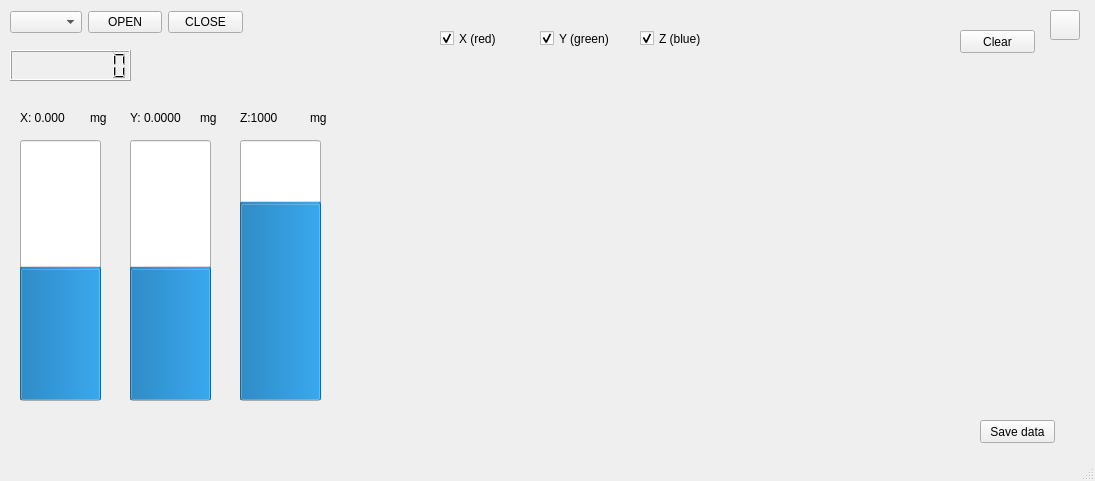
RegenerationPower/Pothole_Detector, file Pothole_Detector_Python/design.ui: the form before one commit.
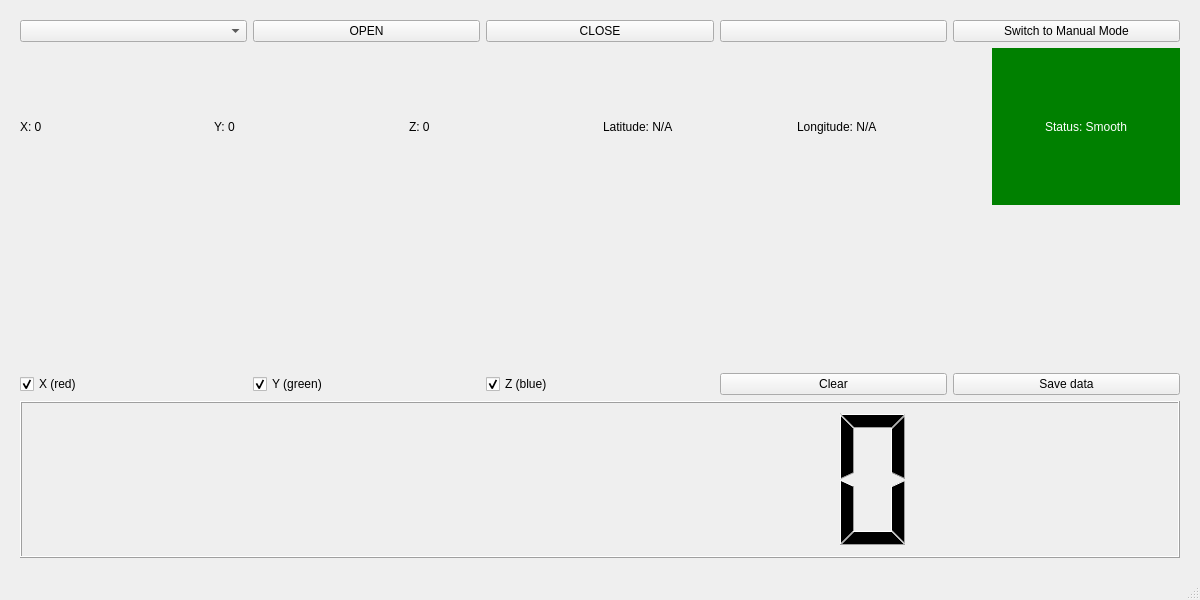
The form after the commit. Icons and pictures are not drawn. Custom widgets are drawn as their Qt base class.

Patch:
```diff
--- a/Pothole_Detector_Python/design.ui
+++ b/Pothole_Detector_Python/design.ui
@@ -9,8 +9,8 @@
    <rect>
     <x>0</x>
     <y>0</y>
-    <width>1095</width>
-    <height>481</height>
+    <width>1200</width>
+    <height>600</height>
    </rect>
   </property>
   <property name="acceptDrops">
@@ -19,29 +19,22 @@
   <property name="windowTitle">
    <string>MainWindow</string>
   </property>
-  <property name="documentMode">
-   <bool>false</bool>
-  </property>
-  <property name="tabShape">
-   <enum>QTabWidget::Triangular</enum>
-  </property>
-  <property name="dockNestingEnabled">
-   <bool>false</bool>
-  </property>
-  <property name="dockOptions">
-   <set>QMainWindow::AllowTabbedDocks|QMainWindow::AnimatedDocks</set>
-  </property>
   <widget class="QWidget" name="centralwidget">
-   <widget class="QWidget" name="layoutWidget">
-    <property name="geometry">
-     <rect>
-      <x>10</x>
-      <y>10</y>
-      <width>233</width>
-      <height>25</height>
-     </rect>
+   <layout class="QVBoxLayout" name="verticalLayout">
+    <property name="leftMargin">
+     <number>20</number>
     </property>
-    <layout class="QHBoxLayout" name="horizontalLayout">
+    <property name="topMargin">
+     <number>20</number>
+    </property>
+    <property name="rightMargin">
+     <number>20</number>
+    </property>
+    <property name="bottomMargin">
+     <number>20</number>
+    </property>
+    <item>
+     <layout class="QHBoxLayout" name="topLayout">
      <item>
       <widget class="QComboBox" name="comL"/>
      </item>
@@ -59,160 +52,95 @@
        </property>
       </widget>
      </item>
-    </layout>
-   </widget>
-   <widget class="QProgressBar" name="XBar">
-    <property name="geometry">
-     <rect>
-      <x>20</x>
-      <y>140</y>
-      <width>81</width>
-      <height>261</height>
-     </rect>
-    </property>
-    <property name="minimum">
-     <number>-200</number>
-    </property>
-    <property name="maximum">
-     <number>200</number>
-    </property>
-    <property name="value">
-     <number>0</number>
-    </property>
-    <property name="orientation">
-     <enum>Qt::Vertical</enum>
-    </property>
-    <property name="invertedAppearance">
-     <bool>false</bool>
-    </property>
-   </widget>
+      <item>
+       <widget class="QPushButton" name="settingsButton">
+        <property name="icon">
+         <iconset>
+          <normaloff>img/moon-icon.png</normaloff>
+         </iconset>
+        </property>
+        <property name="toolTip">
+         <string>Settings</string>
+        </property>
+       </widget>
+      </item>
+      <item>
+       <widget class="QPushButton" name="modeButton">
+        <property name="text">
+         <string>Switch to Manual Mode</string>
+        </property>
+        <property name="toolTip">
+         <string>Switch between automatic and manual mode</string>
+        </property>
+       </widget>
+      </item>
+     </layout>
+    </item>
+    <item>
+     <layout class="QHBoxLayout" name="labelLayout">
+      <item>
    <widget class="QLabel" name="Xlabel">
-    <property name="geometry">
-     <rect>
-      <x>20</x>
-      <y>110</y>
-      <width>61</width>
-      <height>16</height>
-     </rect>
-    </property>
     <property name="text">
-     <string>X: 0.000</string>
-    </property>
-   </widget>
-   <widget class="QProgressBar" name="YBar">
-    <property name="geometry">
-     <rect>
-      <x>130</x>
-      <y>140</y>
-      <width>81</width>
-      <height>261</height>
-     </rect>
-    </property>
-    <property name="minimum">
-     <number>-200</number>
-    </property>
-    <property name="maximum">
-     <number>200</number>
-    </property>
-    <property name="value">
-     <number>0</number>
-    </property>
-    <property name="orientation">
-     <enum>Qt::Vertical</enum>
-    </property>
-    <property name="invertedAppearance">
-     <bool>false</bool>
-    </property>
-   </widget>
+         <string>X: 0</string>
+        </property>
+       </widget>
+      </item>
+      <item>
    <widget class="QLabel" name="Ylabel">
-    <property name="geometry">
-     <rect>
-      <x>130</x>
-      <y>110</y>
-      <width>61</width>
-      <height>16</height>
-     </rect>
-    </property>
     <property name="text">
-     <string>Y: 0.0000</string>
-    </property>
-   </widget>
-   <widget class="QProgressBar" name="ZBar">
-    <property name="geometry">
-     <rect>
-      <x>240</x>
-      <y>140</y>
-      <width>81</width>
-      <height>261</height>
-     </rect>
-    </property>
-    <property name="minimum">
-     <number>-200</number>
-    </property>
-    <property name="maximum">
-     <number>200</number>
-    </property>
-    <property name="value">
-     <number>100</number>
-    </property>
-    <property name="orientation">
-     <enum>Qt::Vertical</enum>
-    </property>
-    <property name="invertedAppearance">
-     <bool>false</bool>
-    </property>
-   </widget>
+         <string>Y: 0</string>
+        </property>
+       </widget>
+      </item>
+      <item>
    <widget class="QLabel" name="Zlabel">
-    <property name="geometry">
-     <rect>
-      <x>240</x>
-      <y>110</y>
-      <width>71</width>
-      <height>16</height>
-     </rect>
-    </property>
     <property name="text">
-     <string>Z:1000</string>
-    </property>
-   </widget>
-   <widget class="PlotWidget" name="graph" native="true">
-    <property name="geometry">
-     <rect>
-      <x>340</x>
-      <y>70</y>
-      <width>711</width>
-      <height>331</height>
-     </rect>
-    </property>
-   </widget>
-   <widget class="QPushButton" name="clearB">
-    <property name="geometry">
-     <rect>
-      <x>960</x>
-      <y>30</y>
-      <width>75</width>
-      <height>23</height>
-     </rect>
-    </property>
+         <string>Z: 0</string>
+        </property>
+       </widget>
+      </item>
+      <item>
+       <widget class="QLabel" name="latitudeLabel">
+        <property name="text">
+         <string>Latitude: N/A</string>
+        </property>
+       </widget>
+      </item>
+      <item>
+       <widget class="QLabel" name="longitudeLabel">
+        <property name="text">
+         <string>Longitude: N/A</string>
+        </property>
+       </widget>
+      </item>
+      <item>
+       <widget class="QLabel" name="statusLabel">
     <property name="text">
-     <string>Clear</string>
-    </property>
-   </widget>
+         <string>Status: Smooth</string>
+        </property>
+        <property name="alignment">
+         <set>Qt::AlignCenter</set>
+        </property>
+        <property name="minimumSize">
+         <size>
+          <width>150</width>
+          <height>30</height>
+         </size>
+        </property>
+        <property name="styleSheet">
+         <string notr="true">background-color: green; color: white;</string>
+        </property>
+       </widget>
+      </item>
+     </layout>
+    </item>
+    <item>
+     <widget class="PlotWidget" name="graph" native="true"/>
+    </item>
+    <item>
+     <layout class="QHBoxLayout" name="bottomLayout">
+      <item>
    <widget class="QCheckBox" name="XcheckBox">
-    <property name="geometry">
-     <rect>
-      <x>440</x>
-      <y>30</y>
-      <width>70</width>
-      <height>17</height>
-     </rect>
-    </property>
-    <property name="acceptDrops">
-     <bool>false</bool>
-    </property>
-    <property name="autoFillBackground">
-     <bool>false</bool>
-    </property>
     <property name="text">
      <string>X (red)</string>
     </property>
@@ -220,15 +148,9 @@
      <bool>true</bool>
     </property>
    </widget>
+      </item>
+      <item>
    <widget class="QCheckBox" name="YcheckBox">
-    <property name="geometry">
-     <rect>
-      <x>540</x>
-      <y>30</y>
-      <width>70</width>
-      <height>17</height>
-     </rect>
-    </property>
     <property name="text">
      <string>Y (green)</string>
     </property>
@@ -236,15 +158,9 @@
      <bool>true</bool>
     </property>
    </widget>
+      </item>
+      <item>
    <widget class="QCheckBox" name="ZcheckBox">
-    <property name="geometry">
-     <rect>
-      <x>640</x>
-      <y>30</y>
-      <width>70</width>
-      <height>17</height>
-     </rect>
-    </property>
     <property name="text">
      <string>Z (blue)</string>
     </property>
@@ -252,89 +168,31 @@
      <bool>true</bool>
     </property>
    </widget>
-   <widget class="QLabel" name="label_uintsX">
-    <property name="geometry">
-     <rect>
-      <x>90</x>
-      <y>110</y>
-      <width>47</width>
-      <height>16</height>
-     </rect>
-    </property>
+      </item>
+      <item>
+       <widget class="QPushButton" name="clearB">
     <property name="text">
-     <string>mg</string>
-    </property>
-   </widget>
-   <widget class="QLabel" name="label_uintsY">
-    <property name="geometry">
-     <rect>
-      <x>200</x>
-      <y>110</y>
-      <width>47</width>
-      <height>16</height>
-     </rect>
-    </property>
-    <property name="text">
-     <string>mg</string>
-    </property>
-   </widget>
-   <widget class="QLabel" name="label_uintsZ">
-    <property name="geometry">
-     <rect>
-      <x>310</x>
-      <y>110</y>
-      <width>47</width>
-      <height>16</height>
-     </rect>
-    </property>
-    <property name="text">
-     <string>mg</string>
-    </property>
-   </widget>
+         <string>Clear</string>
+        </property>
+       </widget>
+      </item>
+      <item>
    <widget class="QPushButton" name="outputButton">
-    <property name="geometry">
-     <rect>
-      <x>980</x>
-      <y>420</y>
-      <width>75</width>
-      <height>23</height>
-     </rect>
-    </property>
     <property name="text">
      <string>Save data</string>
     </property>
    </widget>
+      </item>
+     </layout>
+    </item>
+    <item>
    <widget class="QLCDNumber" name="lcdNumber">
-    <property name="geometry">
-        <rect>
-            <x>10</x>
-            <y>50</y>
-            <width>121</width>
-            <height>31</height>
-        </rect>
-    </property>
     <property name="digitCount">
         <number>8</number>
     </property>
    </widget>
-   <widget class="QPushButton" name="settingsButton">
-    <property name="geometry">
-     <rect>
-      <x>1050</x>
-      <y>10</y>
-      <width>30</width>
-      <height>30</height>
-     </rect>
-    </property>
-    <property name="icon">
-     <iconset>
-      <normaloff>img/moon-icon.png</normaloff>
-     </iconset>
-    </property>
-    <property name="toolTip">
-     <string>Settings</string>
-    </property>
-   </widget>
+    </item>
+   </layout>
   </widget>
   <widget class="QStatusBar" name="statusbar"/>
  </widget>
```
Left out of the diff: 5 changed lines with no effect on the pictures. Lines whose indentation alone changed are shown as unchanged.
